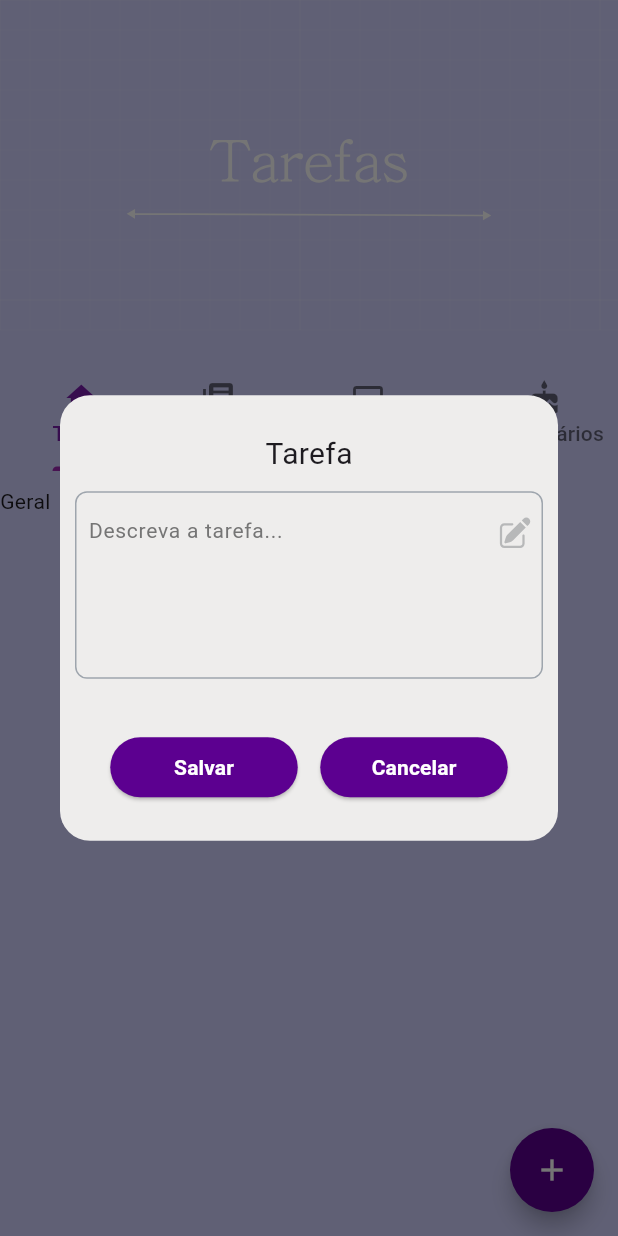
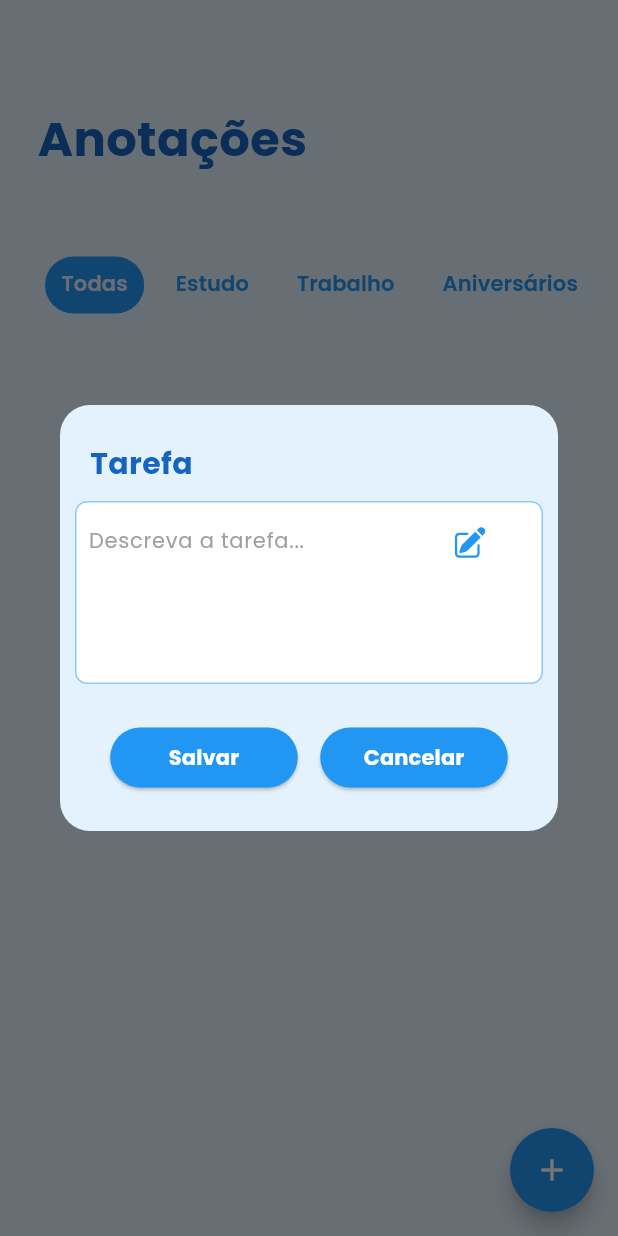
Before and after one commit to JuliaBianchi/todoapp-flutter, a Flutter app: the screen it shows after launch, after a tap on the "add" icon, on a phone screen of 412 x 824 dp. Run offline on Flutter 3.47's test engine with Material 3 defaults, Android fonts, the phone set to English and light mode, and no system bars; our stand-ins replace flutter_svg, google_fonts, sqflite; accounts and stored records are empty.

Commit message:
Finalizando layout das telas.

```diff
--- a/lib/Models/task_model.dart
+++ b/lib/Models/task_model.dart
@@ -7,7 +7,7 @@ class TaskModel{
   final int? id;
   final String? description;
   final int? category;
-  final String? created_at;
+  final DateTime? created_at;
   final String? deleted_at;
   final String? updated_at;
   final bool? isCompleted;
--- a/lib/Pages/home_page.dart
+++ b/lib/Pages/home_page.dart
@@ -1,7 +1,10 @@
 import 'dart:developer';
-
 import 'package:flutter/material.dart';
 import 'package:provider/provider.dart';
+import 'package:todoapp/pages/all_tasks_page.dart';
+import 'package:todoapp/pages/birthday_page.dart';
+import 'package:todoapp/pages/study_tasks_page.dart';
+import 'package:todoapp/pages/work_tasks_pege.dart';
 import 'package:todoapp/repository/task_repository.dart';
 import 'package:todoapp/models/task_model.dart';
 import '../components/error_dialog_component.dart';
@@ -15,8 +18,7 @@ class HomePage extends StatefulWidget {
   State<HomePage> createState() => _HomePageState();
 }
 
-class _HomePageState extends State<HomePage>
-    with SingleTickerProviderStateMixin {
+class _HomePageState extends State<HomePage> with SingleTickerProviderStateMixin {
   final _formKey = GlobalKey<FormState>();
 
   TextEditingController idController = TextEditingController();
@@ -34,13 +36,13 @@ class _HomePageState extends State<HomePage>
     descriptionController.clear();
   }
 
-  Future<dynamic> showTasksDialog(BuildContext context, int index, [TaskModel? task]) async {
+  Future<dynamic> showTasksDialog(BuildContext context, [TaskModel? task]) async {
 
     await showDialog(
         context: context,
         builder: (context) {
           return Dialog(
-            backgroundColor: const Color(0xFFEEEDEC),
+            backgroundColor: Colors.blue.shade50,
             shape: const RoundedRectangleBorder(borderRadius: BorderRadius.all(Radius.circular(20))),
             child: Form(
               key: _formKey,
@@ -50,56 +52,58 @@ class _HomePageState extends State<HomePage>
                   child: Column(
                     mainAxisAlignment: MainAxisAlignment.start,
                     children: [
-                      const Padding(
-                        padding: EdgeInsets.only(top: 15),
-                        child: Text(
+                       Padding(
+                        padding: EdgeInsets.only(top: 15, left: 10),
+                        child: Row(
+                          mainAxisAlignment: MainAxisAlignment.start,
+                          children: [
+                            Text(
                               'Tarefa',
-                          style: TextStyle(fontSize: 20),
+                              style: TextStyle(fontSize: 20, fontWeight: FontWeight.bold, color: Colors.blue.shade800),
+                            ),
+                          ],
                         ),
                       ),
                       const SizedBox(height: 10),
                       Container(
-                        width: 320,
-                        height: 125,
                         decoration: BoxDecoration(
-                          border: Border.all(color: const Color(0xFF9EA5AD)),
+                          border: Border.all(color: Colors.blue.shade200),
                           borderRadius: BorderRadius.circular(8.0),
+                          color: Colors.white
                         ),
                         child: Row(
                           mainAxisAlignment: MainAxisAlignment.start,
                           crossAxisAlignment: CrossAxisAlignment.start,
                           children: [
                             SizedBox(
-                              width: 280,
+                              width: 250,
                               height: 120,
                               child: TextFormField(
                                 controller: descriptionController,
                                 decoration: InputDecoration(
                                   hintText: 'Descreva a tarefa...',
-                                  hintStyle: TextStyle(color: Colors.grey.shade600),
+                                  hintStyle: TextStyle(color: Colors.grey.shade500),
                                   border: InputBorder.none,
                                   suffixIconConstraints: const BoxConstraints(maxWidth: 24, maxHeight: 24),
                                   contentPadding: const EdgeInsets.only(left: 8.0, right: 15.0, top: 15.0, bottom: 5.0),
                                 ),
                                 maxLines: 5,
-                                style: const TextStyle(
+                                style: TextStyle(
                                   fontWeight: FontWeight.w400,
                                   fontSize: 14,
-                                  color: Color(0xFF454C52),
+                                  color: Colors.grey.shade900,
                                 ),
                                 cursorColor: const Color(0xFF454C52),
-                                validator: (value) =>
-                                value == ''
+                                validator: (value) => value == ''
                                     ? 'Ops, a tarefa não pode ser vazia.'
                                     : null,
                               ),
                             ),
-                            Padding(padding: const EdgeInsets.only(top: 15),
-                                child: SvgPicture.asset('lib/assets/pencil-square.svg')),
+                            Padding(padding: const EdgeInsets.only(top: 15), child: SvgPicture.asset('lib/assets/pencil-square.svg', color: Colors.blue.shade500,)),
                           ],
                         ),
                       ),
-                      const SizedBox(height: 20),
+                      const SizedBox(height: 10),
                       Padding(
                         padding: const EdgeInsets.symmetric(horizontal: 10, vertical: 15),
                         child: Row(
@@ -111,7 +115,7 @@ class _HomePageState extends State<HomePage>
                                 onPressed: () {
                                   submitForm();
                                 },
-                                style: ButtonStyle(backgroundColor: MaterialStateProperty.all(const Color(0xFF5C0090)),),
+                                style: ButtonStyle(backgroundColor: MaterialStateProperty.all(Colors.blue.shade500),),
                                 child: const Text(
                                   'Salvar',
                                   style: TextStyle(
@@ -131,7 +135,7 @@ class _HomePageState extends State<HomePage>
                                   clearFields();
                                 },
                                 style: ButtonStyle(
-                                  backgroundColor: MaterialStateProperty.all(const Color(0xFF5C0090)),
+                                  backgroundColor: MaterialStateProperty.all(Colors.blue.shade500),
                                 ),
                                 child: const Text(
                                   'Cancelar',
@@ -175,8 +179,8 @@ class _HomePageState extends State<HomePage>
     TaskModel task = TaskModel(
         id: id,
         description: descriptionController.text,
-        category: _tabController.index+1,
-        created_at: createdAt.toString(),
+        category: _tabController.index + 1,
+        created_at: createdAt,
         updated_at: null,
         deleted_at: null,
         isCompleted: false
@@ -184,17 +188,12 @@ class _HomePageState extends State<HomePage>
 
     try {
       Provider.of<TaskRepository>(context, listen: false).addTask(task);
-      log('Add');
-      log('${task.id}');
-      log('${task.category}');
-      log('${task.description}');
-      log('${task.created_at}');
 
     }catch(e){
       log('Erro $e');
     }
 
-    Navigator.popAndPushNamed(context, '/home-page');
+    Navigator.pop(context);
 
     clearFields();
   }
@@ -243,53 +242,60 @@ class _HomePageState extends State<HomePage>
 
   @override
   Widget build(BuildContext context) {
-    tasks = Provider.of<TaskRepository>(context).list;
+    tasks = Provider.of<TaskRepository>(context).allTasks;
 
     return DefaultTabController(
       initialIndex: 1,
       length: 4,
       child: Scaffold(
-        backgroundColor: const Color.fromRGBO(210, 210, 255, 65.0),
+        backgroundColor: Colors.blue.shade50,
         body: Column(
           mainAxisAlignment: MainAxisAlignment.start,
           crossAxisAlignment: CrossAxisAlignment.center,
           children: [
-            Container(
-              width: MediaQuery.of(context).size.width,
-              height: 220,
-              child: GridPaper(
-                interval: 200,
-                color: Colors.white12,
-                child: SvgPicture.asset('lib/assets/arrow.svg', alignment: Alignment.center,),
+            const SizedBox(height: 20),
+            Padding(
+              padding: const EdgeInsets.symmetric(vertical: 50, horizontal: 25),
+              child: Row(
+                mainAxisAlignment: MainAxisAlignment.start,
+                children: [
+                  Text('Anotações', style: TextStyle(color: Colors.blue.shade800, fontWeight: FontWeight.bold, fontSize: 32)),
+                ],
               ),
             ),
+            Row(
+              mainAxisAlignment: MainAxisAlignment.start,
+              children: [
                 TabBar(
+                  padding: const EdgeInsets.only(left: 25 ),
                   controller: _tabController,
                   isScrollable: true,
+                  indicator: BoxDecoration(borderRadius: BorderRadius.circular(30.0), color: Colors.blue.shade500),
                   tabAlignment: TabAlignment.start,
-              padding: const EdgeInsets.all(10),
-              labelPadding: const EdgeInsets.only(left: 25, right: 25, top: 10),
                   dividerColor: Colors.transparent,
-              indicatorSize: TabBarIndicatorSize.label,
-              splashBorderRadius: BorderRadius.circular(50.0),
-              labelColor: const Color.fromRGBO(120, 28, 171, 100),
-              indicatorColor: Colors.purple,
-              unselectedLabelColor: Colors.black54,
-              tabs: const [
-                Tab(text: 'Todas', icon: Icon(Icons.home),),
-                Tab(text: 'Estudo', icon: Icon(Icons.library_books)),
-                Tab(text: 'Trabalho', icon: Icon(Icons.laptop)),
-                Tab(text: 'Aniversários', icon: Icon(Icons.cake)),
+                  indicatorSize: TabBarIndicatorSize.tab,
+                  splashBorderRadius: BorderRadius.circular(30.0),
+                  labelColor: const Color(0xFFe9ebff),
+                  unselectedLabelColor: Colors.blue.shade500,
+                  indicatorPadding: EdgeInsets.all(5.0),
+                  labelStyle: TextStyle(fontWeight: FontWeight.w600),
+                  tabs:  const [
+                    Tab(text: 'Todas'),
+                    Tab(text: 'Estudo'),
+                    Tab(text: 'Trabalho'),
+                    Tab(text: 'Aniversários'),
+                  ],
+                ),
               ],
             ),
             Expanded(
               child: TabBarView(
                 controller: _tabController,
                 children: [
-                  Container(child: const Text('Geral')),
-                  Container(child: const Text('Estudos')),
-                  Container(child: const Text('Trabalho')),
-                  Container(child: const Text('Aniversário')),
+                  Container(child: AllTasksPage()),
+                  Container(child: StudyTasksPage()),
+                  Container(child: WorkTasksPage()),
+                  Container(child: BirthdayPage()),
 
                 ],),
             ),
@@ -298,12 +304,10 @@ class _HomePageState extends State<HomePage>
         ),
         floatingActionButtonLocation: FloatingActionButtonLocation.endFloat,
         floatingActionButton: FloatingActionButton(
-          backgroundColor: Color(0xFF5C0090),
-          tooltip: 'Adicionar nota',
+          backgroundColor: Colors.blue.shade500,
+          tooltip: 'Adicionar',
           onPressed: () {
-            final index = _tabController.index + 1;
-
-            showTasksDialog(context, index);
+            showTasksDialog(context);
           },
           shape: const CircleBorder(),
           child: const Icon(Icons.add, color: Colors.white),
--- a/lib/Repository/task_repository.dart
+++ b/lib/Repository/task_repository.dart
@@ -5,19 +5,22 @@ import '../models/task_model.dart';
 class TaskRepository extends ChangeNotifier {
   List<TaskModel> _list = [];
 
-  UnmodifiableListView<TaskModel> get list => UnmodifiableListView(_list);
+  UnmodifiableListView<TaskModel> get allTasks => UnmodifiableListView(_list.where((e) => e.category == 1).toList());
+
+  UnmodifiableListView<TaskModel> get studyTasks => UnmodifiableListView(_list.where((e) => e.category == 2).toList());
+
+  UnmodifiableListView<TaskModel> get workTasks => UnmodifiableListView(_list.where((e) => e.category == 3).toList());
+
+  UnmodifiableListView<TaskModel> get birthdays => UnmodifiableListView(_list.where((e) => e.category == 4).toList());
+
 
   addTask(TaskModel task) {
     _list.add(task);
     notifyListeners();
   }
 
-  updateTask(TaskModel task) {
-    int index = _list.indexWhere((p) => p.id == task.id);
-
-    if (index >= 0) {
-      _list[index] = task;
-      notifyListeners();
-    }
+  removeTask(item) {
+    _list.remove(item);
+    notifyListeners();
   }
 }
--- /dev/null
+++ b/lib/components/list_view_component.dart
@@ -0,0 +1,176 @@
+import 'dart:developer';
+import 'package:flutter/material.dart';
+import 'package:intl/intl.dart';
+import 'package:provider/provider.dart';
+import 'package:todoapp/repository/task_repository.dart';
+import '../models/task_model.dart';
+
+class ListViewComponent extends StatelessWidget {
+
+  List<TaskModel> tasks = [];
+
+  ListViewComponent({
+    super.key,
+    required this.tasks,
+  });
+
+  @override
+  Widget build(BuildContext context) {
+    return Scaffold(
+      backgroundColor: const Color(0xFFEEEDEC),
+      body: tasks.isEmpty
+          ? Container(
+        color: Colors.blue.shade50,
+        child: Center(
+          child: Padding(
+            padding: const EdgeInsets.all(20.0),
+            child: Column(
+              mainAxisAlignment: MainAxisAlignment.center,
+              children: [
+                const Text(
+                  'Nenhuma tarefa ainda!',
+                  style: TextStyle(
+                    color: Colors.black54,
+                    fontWeight: FontWeight.bold,
+                    fontSize: 16,
+                  ),
+                  textAlign: TextAlign.center,
+                ),
+                SizedBox(height: 10),
+                Text(
+                  'Adicione algumas tarefas clicando no ícone abaixo.',
+                  style: TextStyle(
+                    color: Colors.grey.shade400,
+                    fontWeight: FontWeight.bold,
+                    fontSize: 14,
+                  ),
+                  textAlign: TextAlign.center,
+                ),
+              ],
+            ),
+          ),
+        ),
+      )
+          : Container(
+        color: Colors.blue.shade50,
+        child: Column(
+          children: [
+            Expanded(
+              child: ListView.builder(
+                itemCount: tasks.length,
+                itemBuilder: (context, index) {
+                  final task = tasks[index];
+                  return Dismissible(
+                    secondaryBackground: Container(
+                      color: Colors.blue.shade200,
+                      child: Row(
+                        mainAxisAlignment: MainAxisAlignment.end,
+                        children: [
+                          Padding(
+                            padding: const EdgeInsets.only(right: 10),
+                            child: Text('Concluir', style: TextStyle(
+                              color: Colors.blue.shade800,
+                              fontWeight: FontWeight.bold,
+                              fontSize: 20,)),
+                          ),
+                        ],
+                      ),
+                    ),
+                    background: Container(
+                      color: Colors.deepOrange.shade200,
+                      child: Row(
+                        mainAxisAlignment: MainAxisAlignment.start,
+                        children: [
+                          Padding(
+                            padding: const EdgeInsets.only(left: 10),
+                            child: Text('Editar', style: TextStyle(
+                                color: Colors.deepOrange.shade600,
+                                fontWeight: FontWeight.bold,
+                                fontSize: 20)),
+                          ),
+                        ],
+                      ),
+                    ),
+                    key: ValueKey<TaskModel>(task),
+                    onDismissed: (DismissDirection direction) {
+                      if (direction == DismissDirection.endToStart) {
+                        Provider.of<TaskRepository>(context, listen: false).removeTask(task);
+
+                        // passar a hora no campo deleted-at
+                        log('remover');
+                      } else {
+
+                        // passar a hora no campo edited-at
+                        log('editar');
+                      }
+                    },
+                    child: Container(
+                      margin: const EdgeInsets.all(10),
+                      decoration: const BoxDecoration(
+                          boxShadow: [
+                            BoxShadow(
+                              color: Colors.grey,
+                              offset: Offset(0.0, 1.0), //(x,y)
+                              blurRadius: 1.0,
+                            ),
+                          ],
+                          color: Colors.white,
+                          borderRadius: BorderRadius.only(topLeft: Radius
+                              .circular(30.0),
+                              bottomRight: Radius.circular(30.0))),
+                      child: GestureDetector(
+                        child: Card(
+                          elevation: 0,
+                          color: Colors.transparent,
+                          child: SingleChildScrollView(
+                            child: Container(
+                              margin: const EdgeInsets.all(25.0),
+                              child: Column(
+                                mainAxisAlignment: MainAxisAlignment
+                                    .spaceBetween,
+                                children: [
+                                  Row(
+                                    mainAxisAlignment: MainAxisAlignment.start,
+                                    children: [
+                                      LimitedBox(
+                                        child: Text('${task.description}',
+                                          maxLines: 6,
+                                          softWrap: true,
+                                          style: const TextStyle(
+                                              color: Colors.black,
+                                              fontWeight: FontWeight.w500,
+                                              fontSize: 16),
+                                        ),
+                                      ),
+                                    ],
+                                  ),
+                                  if (task.created_at != null)
+                                    Row(
+                                      mainAxisAlignment: MainAxisAlignment.end,
+                                      children: [
+                                        Text(
+                                          DateFormat.MMMMEEEEd().format(task.created_at!),
+                                          style: TextStyle(
+                                              color: Colors.grey.shade600,
+                                              fontWeight: FontWeight.w500,
+                                              fontSize: 12),
+                                        ),
+                                      ],
+                                    ),
+                                ],
+                              ),
+                            ),
+                          ),
+                        ),
+                      ),
+                    ),
+                  );
+                },
+              ),
+            ),
+          ],
+        ),
+      ),
+    );
+  }
+}
--- a/lib/main.dart
+++ b/lib/main.dart
@@ -12,7 +12,6 @@ void main() {
   WidgetsFlutterBinding.ensureInitialized();
   DbUtil.database();
 
-
 }
 
 class MyApp extends StatelessWidget {
@@ -25,11 +24,12 @@ class MyApp extends StatelessWidget {
       debugShowCheckedModeBanner: false,
       initialRoute: '/home-page',
       routes: {
-        '/home-page' : (context) => HomePage(),
+        '/home-page' : (context) => const HomePage(),
       },
       theme: ThemeData(
-        textTheme: GoogleFonts.nanumMyeongjoTextTheme(),
+        textTheme: GoogleFonts.poppinsTextTheme(),
       ),
+
     );
   }
 }
--- /dev/null
+++ b/lib/pages/all_tasks_page.dart
@@ -0,0 +1,29 @@
+import 'package:flutter/material.dart';
+import 'package:provider/provider.dart';
+import 'package:todoapp/components/list_view_component.dart';
+
+import '../models/task_model.dart';
+import '../repository/task_repository.dart';
+
+class AllTasksPage extends StatefulWidget {
+  const AllTasksPage({super.key});
+
+  @override
+  State<AllTasksPage> createState() => _AllTasksPageState();
+}
+
+class _AllTasksPageState extends State<AllTasksPage> {
+  List<TaskModel> tasks = [];
+
+  @override
+  Widget build(BuildContext context) {
+    tasks = Provider.of<TaskRepository>(context).allTasks;
+
+    return Scaffold(
+      backgroundColor: const Color(0xFFEEEDEC),
+      body: ListViewComponent(
+        tasks: tasks,
+      ),
+    );
+  }
+}
```
Also changed, not shown: lib/pages/birthday_page.dart (added, +23 -0 lines), lib/pages/study_tasks_page.dart (added, +23 -0 lines), lib/pages/work_tasks_pege.dart (added, +23 -0 lines), lib/Models/task_model.g.dart, pubspec.lock. Lines whose indentation alone changed are shown as unchanged.
